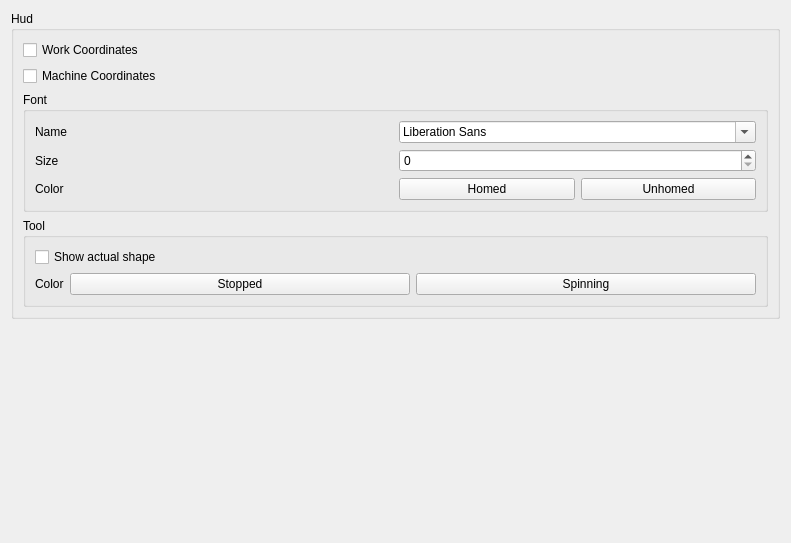
This is Resources/preferences.ui in mlampert/Machinekit-Workbench as Qt 5 draws it before an edit. The edited form follows.
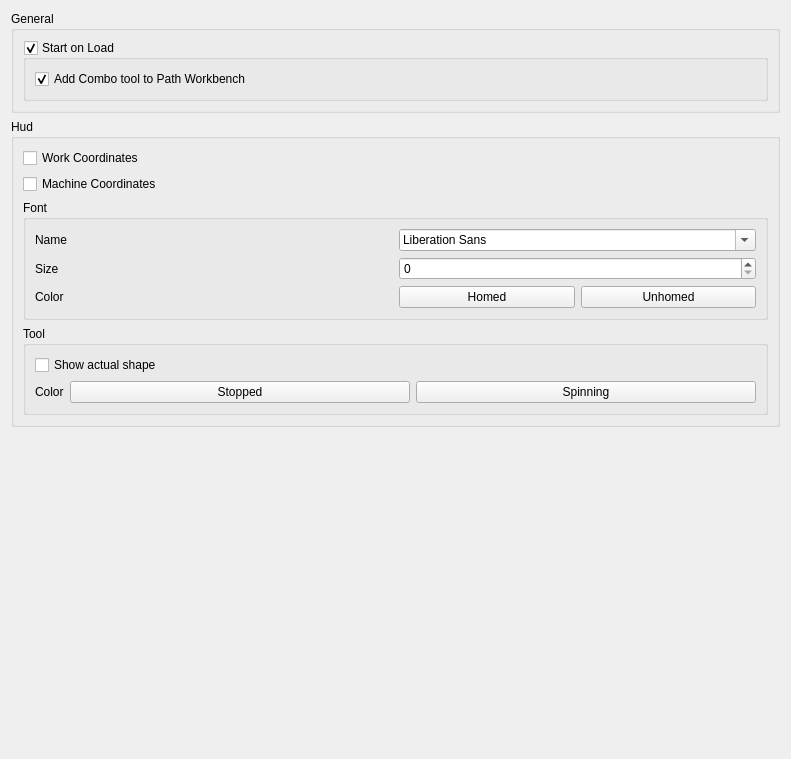
This is the edited form. Custom widgets are drawn as their Qt base class.

Commit message: Support for adding the combo view for each MK instance to the Path workbench

Diff of the .ui file:
```diff
--- a/Resources/preferences.ui
+++ b/Resources/preferences.ui
@@ -7,13 +7,44 @@
     <x>0</x>
     <y>0</y>
     <width>791</width>
-    <height>543</height>
+    <height>759</height>
    </rect>
   </property>
   <property name="windowTitle">
    <string>Form</string>
   </property>
   <layout class="QVBoxLayout" name="verticalLayout">
+   <item>
+    <widget class="QGroupBox" name="groupBox_4">
+     <property name="title">
+      <string>General</string>
+     </property>
+     <layout class="QVBoxLayout" name="verticalLayout_3">
+      <item>
+       <widget class="QGroupBox" name="startOnLoad">
+        <property name="title">
+         <string>Start on Load</string>
+        </property>
+        <property name="checkable">
+         <bool>true</bool>
+        </property>
+        <layout class="QVBoxLayout" name="verticalLayout_4">
+         <item>
+          <widget class="QCheckBox" name="addToPathWB">
+           <property name="text">
+            <string>Add Combo tool to Path Workbench</string>
+           </property>
+           <property name="checked">
+            <bool>true</bool>
+           </property>
+          </widget>
+         </item>
+        </layout>
+       </widget>
+      </item>
+     </layout>
+    </widget>
+   </item>
    <item>
     <widget class="QGroupBox" name="groupBox">
      <property name="title">
```
The commit also changes 3 other files.
